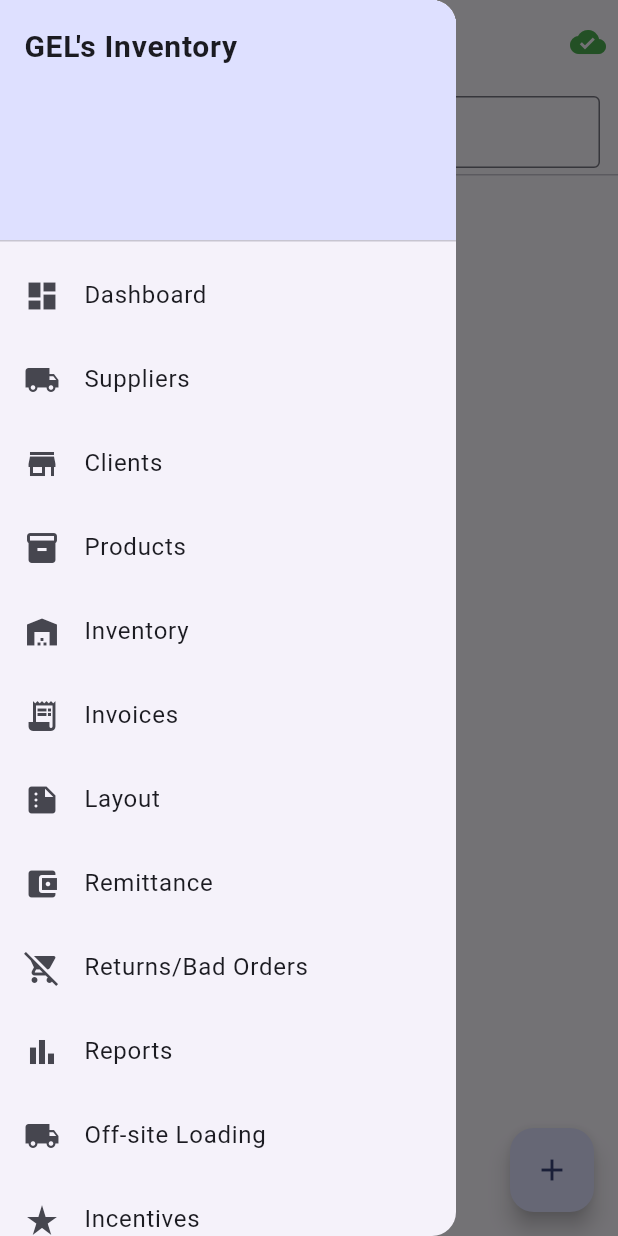
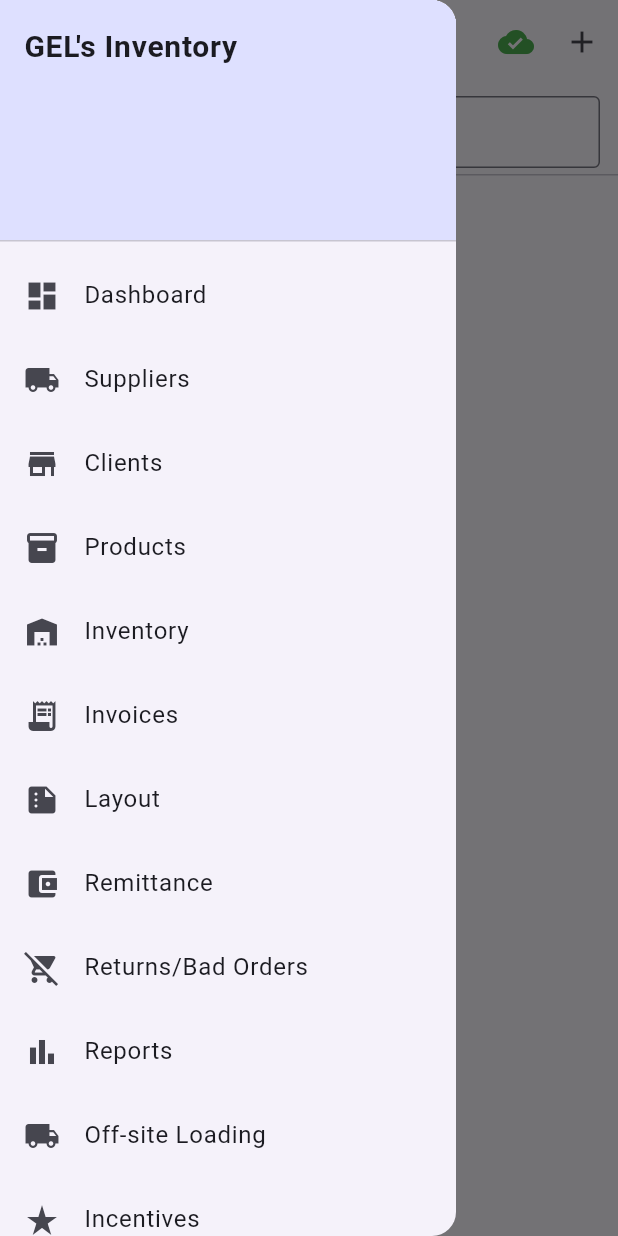
Before and after one commit to jasonLumapas/GELs_InventoryV2, a Flutter app: the ProductListScreen screen opened by its route, with the side drawer open, on a phone screen of 412 x 824 dp. Run offline on Flutter 3.47's test engine with Material 3 defaults, Android fonts, the phone set to English and light mode, and no system bars; our stand-ins replace connectivity_plus, drift, flutter_riverpod, go_router, pdf, printing and 2 more; accounts and stored records are empty; generated files the repository leaves out were written again.

Commit message:
move add product button at the top.

```diff
--- a/gel_inventory/lib/core/constants.dart
+++ b/gel_inventory/lib/core/constants.dart
@@ -3,7 +3,7 @@ class AppConstants {
 
   /// Set to true to run entirely on local SQLite (no Supabase calls).
   /// Set to false to enable online sync with Supabase.
-  static const bool offlineOnly = false;
+  static const bool offlineOnly = true;
 
   // Replace with your actual Supabase project URL and anon key
   static const String supabaseUrl = 'https://bcytplqoildjjznxpltl.supabase.co';
--- a/gel_inventory/lib/screens/products/product_list_screen.dart
+++ b/gel_inventory/lib/screens/products/product_list_screen.dart
@@ -33,10 +33,13 @@ class _ProductListScreenState extends ConsumerState<ProductListScreen> {
 
     return AppScaffold(
       title: 'Products',
-      floatingActionButton: FloatingActionButton(
-        onPressed: () => context.go('/products/new'),
-        child: const Icon(Icons.add),
-      ),
+      actions: [
+        IconButton(
+          icon: const Icon(Icons.add),
+          tooltip: 'Add product',
+          onPressed: () => context.go('/products/new'),
+        ),
+      ],
       body: Column(
         children: [
           // ── Search ──────────────────────────────────────────────────
```
